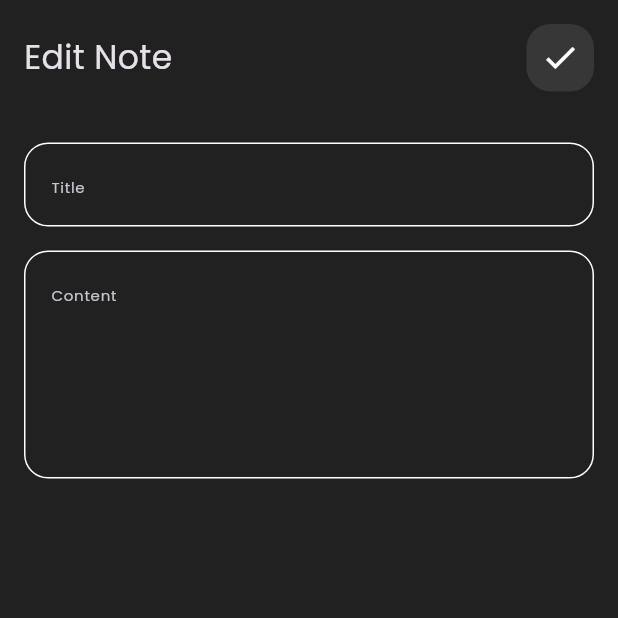
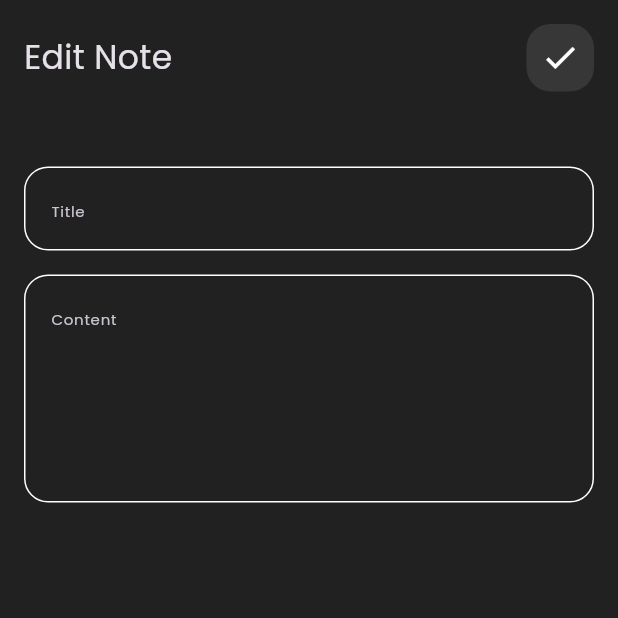
Before and after one commit to ahmedsami1/notes_app, a Flutter app: the screen it shows after launch, after a tap on "Flutter Tips", on a phone screen of 412 x 824 dp, the top half of it. Run offline on Flutter 3.47's test engine with Material 3 defaults, Android fonts, the phone set to English and light mode, and no system bars.

```diff
--- a/lib/views/notes_view.dart
+++ b/lib/views/notes_view.dart
@@ -10,7 +10,7 @@ class NotesView extends StatelessWidget {
 
   @override
   Widget build(BuildContext context) {
-    return Scaffold(
+    return  Scaffold(
       body: NotesViewBody(),
       floatingActionButton: FloatingActionButton(
         onPressed: () {
@@ -26,7 +26,7 @@ class NotesView extends StatelessWidget {
         },
         backgroundColor: kPrimaryColor,
         elevation: 8.0,
-        child: Icon(
+        child: const Icon(
           Icons.add,
           color: Colors.black87,
           size: 32.0,
--- a/lib/views/widgets/edit_note_view_body.dart
+++ b/lib/views/widgets/edit_note_view_body.dart
@@ -15,8 +15,7 @@ class EditeNoteViewBody extends StatelessWidget {
           child: Column(
             children: [
               CustomAppBar(title: 'Edit Note', icon: Icons.check,),
-              SizedBox(height: 16.0),
-              SizedBox(height: 18.0),
+              SizedBox(height: 50.0),
               CustomFormTextField(
                 hintText: 'Title',
                 onChanged: (value) {},
```
Also changed, not shown: lib/models/note_model.dart (added, +13 -0 lines).
